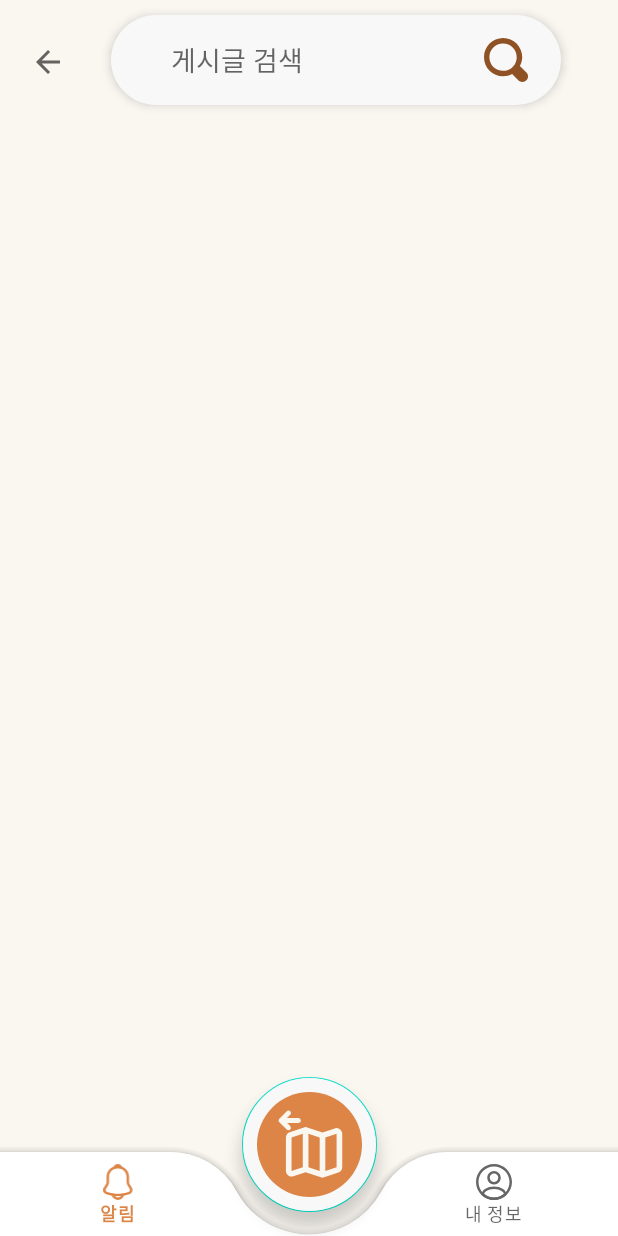
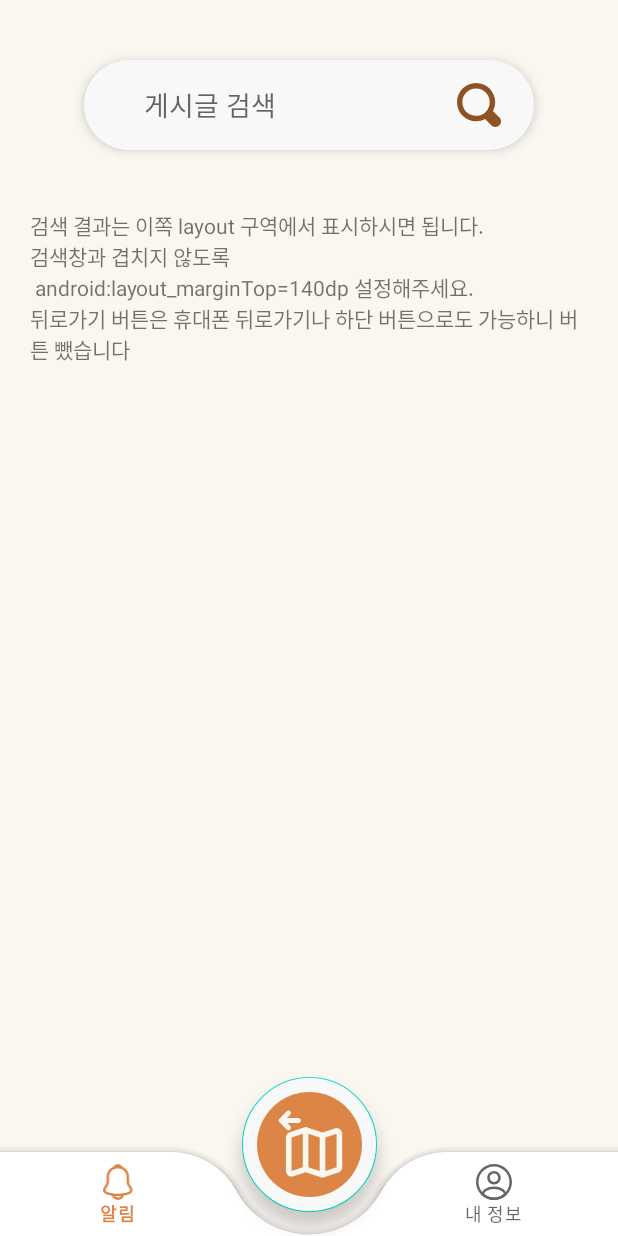
Before and after one commit to arty314/Broaf, an Android app: the fragment SearchFragment placed in its activity, on a phone screen of 412 x 824 dp. Run offline under Robolectric (Android 15) with nearby library versions, the phone set to English and light mode, and no system bars; our stand-ins replace Firebase (no records; nobody signed in at launch, a user with empty details on screens opened directly); libraries missing offline, so code that uses them is left out: com.kakao.vectormap; 2 statements that could not run were skipped.

Commit message:
searchFrag 서식 정리 중

```diff
--- a/app/src/main/java/com/example/broaf/SearchFragment.java
+++ b/app/src/main/java/com/example/broaf/SearchFragment.java
@@ -58,21 +58,7 @@ public class SearchFragment extends Fragment {
         //recyclerview
         FirebaseDatabase database = FirebaseDatabase.getInstance("https://broaf-72e4c-default-rtdb.firebaseio.com/");
 
-        //메인화면으로 돌아가기 버튼
-        btn_back_search_to_home=(ImageButton) view.findViewById(R.id.btn_back_search_to_home);
-        btn_back_search_to_home.setOnClickListener(new View.OnClickListener() {
-            @Override
-            public void onClick(View v) {
-                btn_back_search_to_home.setOnClickListener((view)->{
-                    FragmentManager fragmentManager = getFragmentManager();
-                    FragmentTransaction fragmentTransaction = fragmentManager.beginTransaction();
-                    HomeFragment homeFragment=new HomeFragment();
-                    fragmentTransaction.replace(R.id.frame_layout,homeFragment);
-                    fragmentTransaction.commit();
-                });
-            }
-        });
-        //여기까지 메인화면으로 돌아가기 버튼
+        //메인화면으로 돌아가기 버튼 뺐어요. 이유: Searchfragment에서는 휴대폰 뒤로가기가 잘먹힘. 그리고 하단바의 메인 지도 버튼 눌러도 되기에.
 
         return view;
     }
--- a/app/src/main/res/layout/activity_main.xml
+++ b/app/src/main/res/layout/activity_main.xml
@@ -14,6 +14,8 @@
         android:layout_width="match_parent"
         android:layout_height="match_parent"
         />
+
+
 
 
     <!-- 하단바 -->
--- a/app/src/main/res/layout/fragment_search.xml
+++ b/app/src/main/res/layout/fragment_search.xml
@@ -1,31 +1,18 @@
 <?xml version="1.0" encoding="utf-8"?>
-<LinearLayout xmlns:android="http://schemas.android.com/apk/res/android"
+<FrameLayout xmlns:android="http://schemas.android.com/apk/res/android"
     xmlns:tools="http://schemas.android.com/tools"
     android:layout_width="match_parent"
     android:layout_height="match_parent"
     tools:context=".SearchFragment"
     android:orientation="vertical">
 
-    <!--임시 뒤로가기 버튼-->
-    <LinearLayout
-        android:layout_width="match_parent"
-        android:layout_height="wrap_content"
-        android:orientation="horizontal">
-        <ImageButton
-            android:id="@+id/btn_back_search_to_home"
-            android:layout_width="wrap_content"
-            android:layout_height="wrap_content"
-            android:layout_marginTop="9dp"
-            android:src="?attr/actionModeCloseDrawable"
-            android:background="@android:color/transparent"
-            android:scaleType="fitCenter"
-            android:padding="20dp"
-            />
+
+    <!--게시글 검색창-->
     <LinearLayout
         android:id="@+id/search_bar_main"
         android:layout_width="300dp"
         android:layout_height="60dp"
-            android:layout_margin="10dp"
+        android:layout_margin="40dp"
         android:layout_gravity="center|top"
         android:padding="10dp"
         android:paddingBottom="20dp"
@@ -45,17 +32,31 @@
             android:inputType="text"
             android:maxLines="1"
             />
-
         <ImageButton
             android:id="@+id/btn_search"
             android:layout_width="wrap_content"
-                android:layout_height="36dp"
+            android:layout_height="wrap_content"
+            android:src="@drawable/search"
             android:layout_gravity="center"
             android:backgroundTint="@android:color/transparent"
-                android:src="@drawable/search" />
+            />
 
     </LinearLayout>
 
 
+    <LinearLayout
+        android:layout_width="match_parent"
+        android:layout_height="match_parent"
+        android:orientation="horizontal"
+        android:layout_marginTop="140dp"
+        android:layout_marginHorizontal="20dp">
+
+
+        <TextView
+            android:layout_width="match_parent"
+            android:layout_height="match_parent"
+            android:text="검색 결과는 이쪽 layout 구역에서 표시하시면 됩니다.\n검색창과 겹치지 않도록 \n android:layout_marginTop=140dp 설정해주세요. \n뒤로가기 버튼은 휴대폰 뒤로가기나 하단 버튼으로도 가능하니 버튼 뺐습니다"
+            />
+
     </LinearLayout>
-</LinearLayout>
+</FrameLayout>
```
Lines whose indentation alone changed are shown as unchanged.
